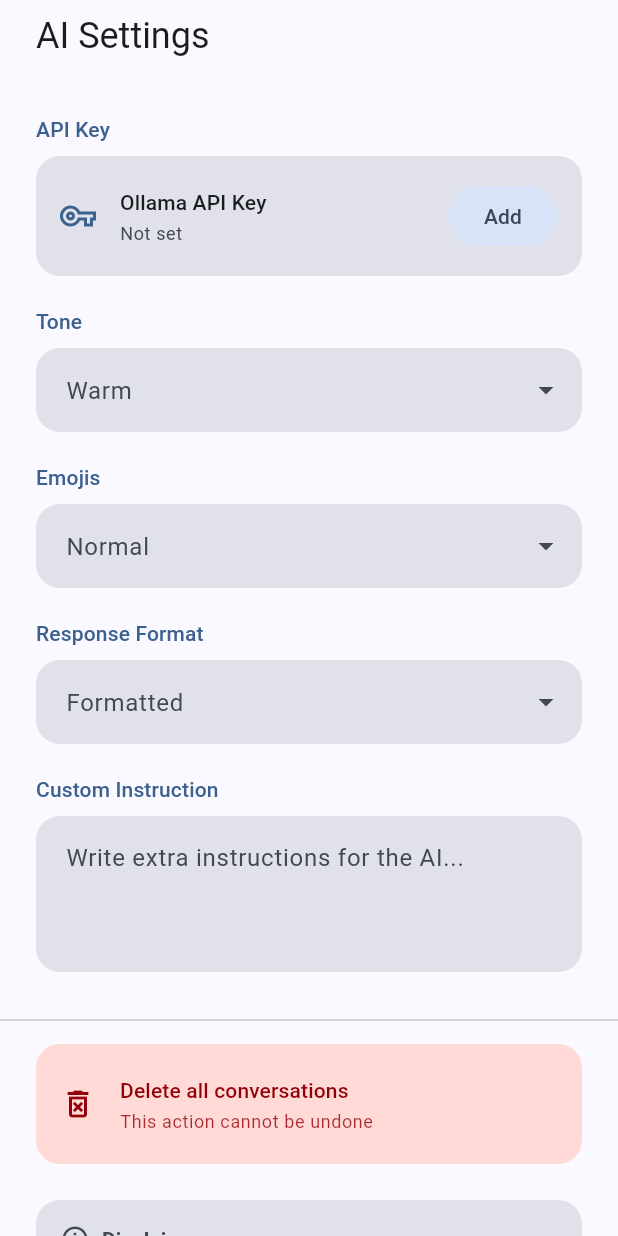
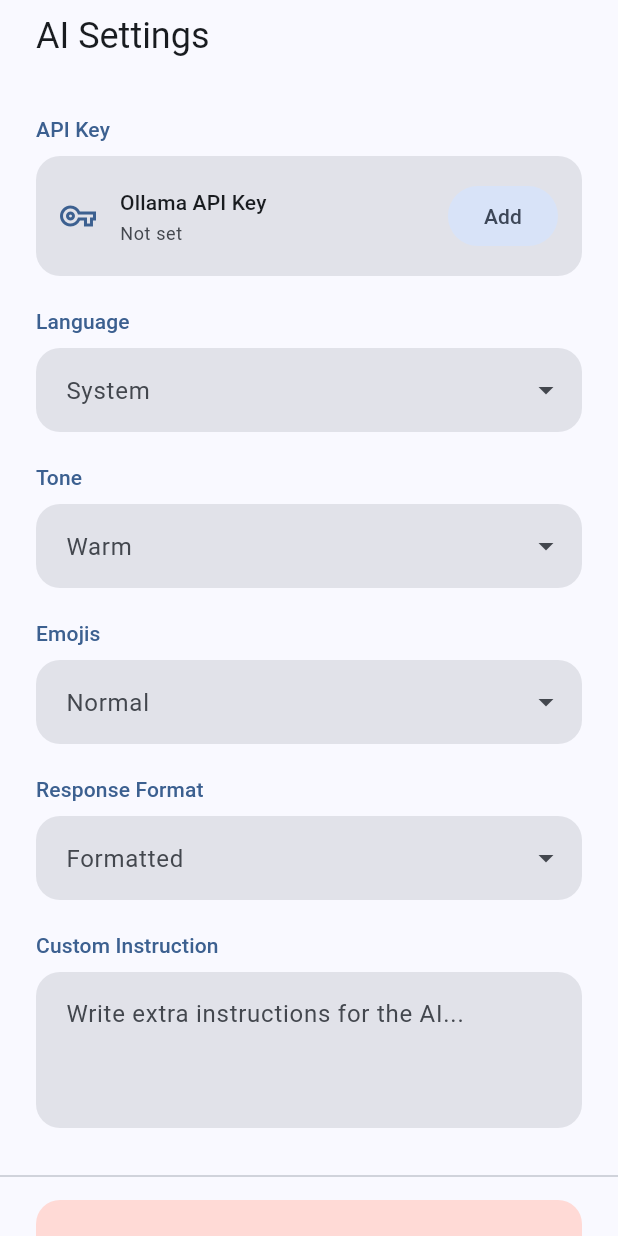
Before and after one commit to thomasboom/BijbelBot, a Flutter app: the SettingsBottomSheetContent widget shown alone on an empty page, opened directly, on a phone screen of 412 x 824 dp. Run offline on Flutter 3.47's test engine with Material 3 defaults, Android fonts, the phone set to English and light mode, and no system bars; our stand-ins replace flutter_markdown, shared_preferences, speech_to_text; accounts and stored records are empty.

Commit message:
Added manual language switch

```diff
--- a/lib/l10n/app_en.arb
+++ b/lib/l10n/app_en.arb
@@ -94,5 +94,9 @@
   "microphone": "Microphone",
   "aiDisclaimer": "AI can make mistakes. Always verify important information. No AI response replaces personal Bible study and prayer.",
   "disclaimer": "Disclaimer",
-  "disclaimerText": "This application is a tool designed to assist with biblical study and reflection. It is NOT a replacement for personal prayer, spiritual guidance, or your relationship with God. AI responses may contain errors or inaccuracies. Always verify important information with your own Bible study and prayer. This tool cannot replace the Holy Spirit's guidance in your life. The developers are not responsible for any decisions made based on AI-generated content. Remember: this is a tool, not a god."
+  "disclaimerText": "This application is a tool designed to assist with biblical study and reflection. It is NOT a replacement for personal prayer, spiritual guidance, or your relationship with God. AI responses may contain errors or inaccuracies. Always verify important information with your own Bible study and prayer. This tool cannot replace the Holy Spirit's guidance in your life. The developers are not responsible for any decisions made based on AI-generated content. Remember: this is a tool, not a god.",
+  "language": "Language",
+  "systemLanguage": "System",
+  "english": "English",
+  "dutch": "Dutch"
 }
--- a/lib/l10n/app_localizations.dart
+++ b/lib/l10n/app_localizations.dart
@@ -673,6 +673,30 @@ abstract class AppLocalizations {
   /// In en, this message translates to:
   /// **'This application is a tool designed to assist with biblical study and reflection. It is NOT a replacement for personal prayer, spiritual guidance, or your relationship with God. AI responses may contain errors or inaccuracies. Always verify important information with your own Bible study and prayer. This tool cannot replace the Holy Spirit\'s guidance in your life. The developers are not responsible for any decisions made based on AI-generated content. Remember: this is a tool, not a god.'**
   String get disclaimerText;
+
+  /// No description provided for @language.
+  ///
+  /// In en, this message translates to:
+  /// **'Language'**
+  String get language;
+
+  /// No description provided for @systemLanguage.
+  ///
+  /// In en, this message translates to:
+  /// **'System'**
+  String get systemLanguage;
+
+  /// No description provided for @english.
+  ///
+  /// In en, this message translates to:
+  /// **'English'**
+  String get english;
+
+  /// No description provided for @dutch.
+  ///
+  /// In en, this message translates to:
+  /// **'Dutch'**
+  String get dutch;
 }
 
 class _AppLocalizationsDelegate
--- a/lib/l10n/app_localizations_en.dart
+++ b/lib/l10n/app_localizations_en.dart
@@ -314,4 +314,16 @@ class AppLocalizationsEn extends AppLocalizations {
   @override
   String get disclaimerText =>
       'This application is a tool designed to assist with biblical study and reflection. It is NOT a replacement for personal prayer, spiritual guidance, or your relationship with God. AI responses may contain errors or inaccuracies. Always verify important information with your own Bible study and prayer. This tool cannot replace the Holy Spirit\'s guidance in your life. The developers are not responsible for any decisions made based on AI-generated content. Remember: this is a tool, not a god.';
+
+  @override
+  String get language => 'Language';
+
+  @override
+  String get systemLanguage => 'System';
+
+  @override
+  String get english => 'English';
+
+  @override
+  String get dutch => 'Dutch';
 }
--- a/lib/l10n/app_nl.arb
+++ b/lib/l10n/app_nl.arb
@@ -94,5 +94,9 @@
   "microphone": "Microfoon",
   "aiDisclaimer": "AI kan fouten maken. Verifieer belangrijke informatie altijd. Geen enkele AI-respons vervangt persoonlijk Bijbelonderzoek en gebed.",
   "disclaimer": "Disclaimer",
-  "disclaimerText": "Deze applicatie is een hulpmiddel dat bedoeld is om te assisteren bij bijbelstudie en bezinning. Het is GEEN vervanging voor persoonlijk gebed, geestelijke begeleiding of uw relatie met God. AI-responsen kunnen fouten of onnauwkeurigheden bevatten. Verifieer belangrijke informatie altijd met uw eigen Bijbelstudie en gebed. Dit hulpmiddel kan de leiding van de Heilige Geest in uw leven niet vervangen. De ontwikkelaars zijn niet verantwoordelijk voor beslissingen die op basis van door AI gegenereerde inhoud worden genomen. Onthoud: dit is een hulpmiddel, geen god."
+  "disclaimerText": "Deze applicatie is een hulpmiddel dat bedoeld is om te assisteren bij bijbelstudie en bezinning. Het is GEEN vervanging voor persoonlijk gebed, geestelijke begeleiding of uw relatie met God. AI-responsen kunnen fouten of onnauwkeurigheden bevatten. Verifieer belangrijke informatie altijd met uw eigen Bijbelstudie en gebed. Dit hulpmiddel kan de leiding van de Heilige Geest in uw leven niet vervangen. De ontwikkelaars zijn niet verantwoordelijk voor beslissingen die op basis van door AI gegenereerde inhoud worden genomen. Onthoud: dit is een hulpmiddel, geen god.",
+  "language": "Taal",
+  "systemLanguage": "Systeem",
+  "english": "Engels",
+  "dutch": "Nederlands"
 }
--- a/lib/providers/bible_chat_provider.dart
+++ b/lib/providers/bible_chat_provider.dart
@@ -19,6 +19,7 @@ class BibleChatProvider extends ChangeNotifier {
   static const String _promptFormatKey = 'ai_prompt_format';
   static const String _promptCustomKey = 'ai_prompt_custom';
   static const String _apiKeyKey = 'ollama_api_key';
+  static const String _languageKey = 'app_language';
   static const Duration _emptyConversationGracePeriod = Duration(minutes: 10);
   static const int _titleHistoryLimit = 12;
   static const String _titlePrompt =
@@ -34,6 +35,7 @@ class BibleChatProvider extends ChangeNotifier {
   String? _activeConversationId;
   AiPromptSettings _promptSettings = AiPromptSettings.defaults();
   String? _apiKey;
+  String _language = 'system'; // Default to system language
   final BibleBotService _bibleBotService = BibleBotService.instance;
   String? _lastInitializedApiKey;
   final Set<String> _titleGenerationInProgress = {};
@@ -90,6 +92,17 @@ class BibleChatProvider extends ChangeNotifier {
 
   /// Whether an API key is available
   bool get hasApiKey => _apiKey != null && _apiKey!.trim().isNotEmpty;
+
+  /// Current language setting
+  String get language => _language;
+
+  /// Sets the language preference
+  Future<void> setLanguage(String language) async {
+    await _ensureReady();
+    _language = language;
+    await _prefs?.setString(_languageKey, language);
+    notifyListeners();
+  }
 
   Future<void> setApiKey(String apiKey) async {
     await _ensureReady();
@@ -640,6 +653,7 @@ class BibleChatProvider extends ChangeNotifier {
       // Load AI prompt settings
       _loadPromptSettings();
       _apiKey = _prefs?.getString(_apiKeyKey);
+      _language = _prefs?.getString(_languageKey) ?? 'system';
 
       // Load conversations
       await _loadConversations();
--- a/lib/widgets/settings_menu.dart
+++ b/lib/widgets/settings_menu.dart
@@ -128,6 +128,20 @@ class _SettingsBottomSheetContentState
                     ),
                   ),
                 ),
+              ),
+            ),
+
+            // Language Section
+            _buildSectionTitle(localizations.language, textTheme, colorScheme),
+            Padding(
+              padding: const EdgeInsets.symmetric(horizontal: 24),
+              child: _buildDropdown<String>(
+                value: provider.language,
+                items: const ['system', 'en', 'nl'],
+                labelBuilder: (lang) => _languageLabel(lang, localizations),
+                onChanged: (lang) => provider.setLanguage(lang),
+                colorScheme: colorScheme,
+                textTheme: textTheme,
               ),
             ),
 
@@ -348,6 +362,19 @@ class _SettingsBottomSheetContentState
     return '****$visible';
   }
 
+  String _languageLabel(String lang, AppLocalizations localizations) {
+    switch (lang) {
+      case 'system':
+        return localizations.systemLanguage;
+      case 'en':
+        return localizations.english;
+      case 'nl':
+        return localizations.dutch;
+      default:
+        return lang;
+    }
+  }
+
   void _showApiKeyDialog(
     BuildContext context,
     BibleChatProvider provider,
```
Also changed, not shown: lib/l10n/app_localizations_nl.dart (+12 -0 lines), lib/main.dart (+6 -1 lines).
